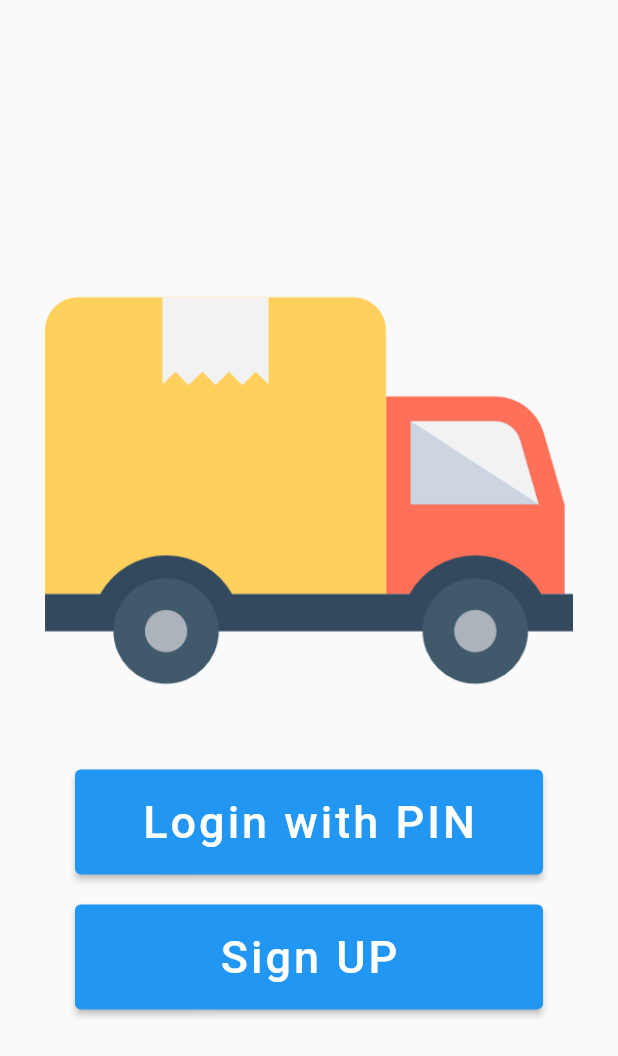
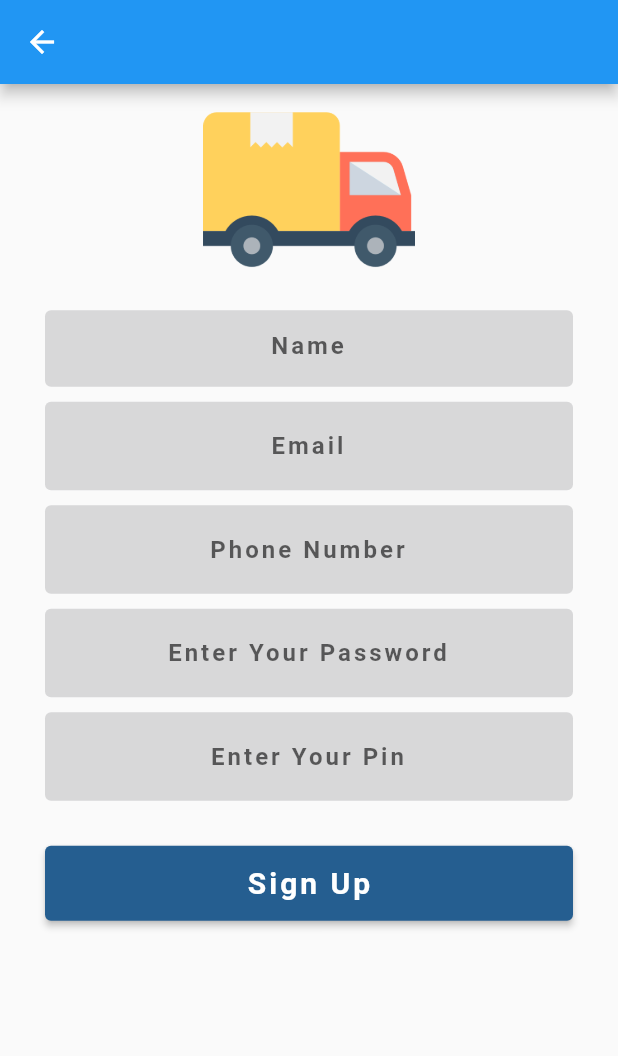
Before and after one commit to tiwariammit/Removals_flutter_apps, a Flutter app: the screen it shows after launch, after a tap on "Sign UP", on a phone screen of 412 x 824 dp. Shown: the top 1056 px of the screen. Run offline on Flutter 3.47's test engine with Material 2 defaults, Android fonts, the phone set to English and light mode, and no system bars.

Commit message:
Sign up page added!!!

```diff
--- /dev/null
+++ b/lib/SignUpWidget.dart
@@ -0,0 +1,188 @@
+import 'package:flutter/material.dart';
+import 'package:removals_flutter_app/Helper/ExtendedClass/HexColor.dart';
+
+class SignUpWidget extends StatefulWidget {
+  const SignUpWidget({Key? key}) : super(key: key);
+
+  @override
+  State<SignUpWidget> createState() => SignUpWidgetState();
+}
+
+class SignUpWidgetState extends State<SignUpWidget> {
+
+  late TextEditingController emailTEC = TextEditingController();
+  late TextEditingController nameTEC = TextEditingController();
+  late TextEditingController phoneTEC = TextEditingController();
+  late TextEditingController passwordTEC = TextEditingController();
+  late TextEditingController pinTEC = TextEditingController();
+
+  String email = "Email";
+  String name = "Name";
+  String phone = "Phone Number";
+  String password = "Enter Your Password";
+  String pin = "Enter Your Pin";
+
+  //Color
+  final String textfieldFillColor = "#D8D8D9";
+  final String buttonColor = "#255E90";
+
+  @override
+  Widget build(BuildContext context) {
+    return Scaffold(
+      // resizeToAvoidBottomInset: false,
+      // backgroundColor: Colors.grey[900],
+      appBar: AppBar(
+
+      ),
+      body:
+      Padding(
+        padding: EdgeInsets.fromLTRB(30, 0, 30, 0),
+        child: SingleChildScrollView(
+          child: Column(
+            // mainAxisAlignment: AxisDirection.,
+            crossAxisAlignment: CrossAxisAlignment.stretch,
+            children: [
+              AspectRatio(aspectRatio: 2.5/1,
+              child: Image.asset("assets/image/deliveryTruck.png"),
+                  ),
+
+              SizedBox(height: 10,),
+
+              TextField(
+                controller: nameTEC,
+                textAlign: TextAlign.center,
+                style: TextStyle(
+                  letterSpacing: 2,
+                  fontWeight: FontWeight.bold,
+                  height: 0.7,
+                ),
+                decoration: InputDecoration(
+                    filled: true,
+                    fillColor: HexColor(textfieldFillColor),
+                    border: OutlineInputBorder(
+                      borderSide: BorderSide.none,
+                      // borderRadius: BorderRadius.circular(0)
+                    ),
+                    hintText: name,
+                    hintStyle: TextStyle(
+                      letterSpacing: 2,
+                      fontWeight: FontWeight.bold,
+                    )
+                ),
+              ),
+
+              SizedBox(height: 10,),
+              TextField(
+                controller: emailTEC,
+                textAlign: TextAlign.center,
+                style: TextStyle(
+                  letterSpacing: 2,
+                  fontWeight: FontWeight.bold,
+                ),
+                decoration: InputDecoration(
+                  filled: true,
+                  fillColor: HexColor(textfieldFillColor),//Colors.grey[350],
+                  border: OutlineInputBorder(
+                      borderSide: BorderSide.none,
+                      // borderRadius: BorderRadius.circular(0)
+                  ),
+                  hintText: email,
+                  hintStyle: TextStyle(
+                    letterSpacing: 2,
+                    fontWeight: FontWeight.bold,
+                  )
+                ),
+              ),
+
+              SizedBox(height: 10,),
+              TextField(
+                controller: phoneTEC,
+                textAlign: TextAlign.center,
+                style: TextStyle(
+                  letterSpacing: 2,
+                  fontWeight: FontWeight.bold,
+                ),
+                decoration: InputDecoration(
+                    filled: true,
+                    fillColor: HexColor(textfieldFillColor),//Colors.grey[350],
+                    border: OutlineInputBorder(
+                      borderSide: BorderSide.none,
+                      // borderRadius: BorderRadius.circular(0)
+                    ),
+                    hintText: phone,
+                    hintStyle: TextStyle(
+                      letterSpacing: 2,
+                      fontWeight: FontWeight.bold,
+                    )
+                ),
+              ),
+
+              SizedBox(height: 10,),
+              TextField(
+                controller: passwordTEC,
+                textAlign: TextAlign.center,
+                style: TextStyle(
+                  letterSpacing: 2,
+                  fontWeight: FontWeight.bold,
+                ),
+                decoration: InputDecoration(
+                    filled: true,
+                    fillColor: HexColor(textfieldFillColor),//Colors.grey[350],
+                    border: OutlineInputBorder(
+                      borderSide: BorderSide.none,
+                      // borderRadius: BorderRadius.circular(0)
+                    ),
+                    hintText: password,
+                    hintStyle: TextStyle(
+                      letterSpacing: 2,
+                      fontWeight: FontWeight.bold,
+                    )
+                ),
+              ),
+
+              SizedBox(height: 10,),
+              TextField(
+                controller: pinTEC,
+                textAlign: TextAlign.center,
+                style: TextStyle(
+                  letterSpacing: 2,
+                  fontWeight: FontWeight.bold,
+                ),
+                decoration: InputDecoration(
+                    filled: true,
+                    fillColor: HexColor(textfieldFillColor),//Colors.grey[350],
+                    border: OutlineInputBorder(
+                      borderSide: BorderSide.none,
+                      // borderRadius: BorderRadius.circular(0)
+                    ),
+                    hintText: pin,
+                    hintStyle: TextStyle(
+                      letterSpacing: 2,
+                      fontWeight: FontWeight.bold,
+                    )
+                ),
+              ),
+
+              SizedBox(height: 30,),
+              Container(
+                height: 50,
+                child: ElevatedButton(onPressed: (){},
+                  style: ButtonStyle(
+                    backgroundColor: MaterialStateProperty.all(HexColor(buttonColor)
+                    ),
+                  ),
+                    child: Text("Sign Up",
+                      style: TextStyle(
+                        fontWeight: FontWeight.bold,
+                        letterSpacing: 2,
+                        fontSize: 20,
+                      ),),
+                ),
+              ),
+            ],
+          ),
+        ),
+      ),
+    );
+  }
+}
--- a/lib/main.dart
+++ b/lib/main.dart
@@ -1,4 +1,7 @@
 import 'package:flutter/material.dart';
+import 'package:removals_flutter_app/Helper/ExtendedClass/HexColor.dart';
+import 'package:removals_flutter_app/SignUpWidget.dart';
+import 'package:removals_flutter_app/Helper/ExtendedClass/HexColor.dart';
 
 
 void main() {
@@ -20,6 +23,8 @@ class HomeWidget extends StatefulWidget {
 
 class HomeWidgetState extends State<HomeWidget> {
 
+  final String buttonColor = "#255E90";
+
   @override
   Widget build(BuildContext context) {
     return Scaffold(
@@ -39,7 +44,6 @@ class HomeWidgetState extends State<HomeWidget> {
 
             children: [
               Image.asset('assets/image/deliveryTruck.png'),
-
               Padding(
                 padding: const EdgeInsets.fromLTRB(20, 10, 20, 0),
                 child: SizedBox(
@@ -55,6 +59,7 @@ class HomeWidgetState extends State<HomeWidget> {
                       ),
                     ),
                     style: ButtonStyle(
+                      backgroundColor: MaterialStateProperty.all(HexColor(buttonColor)),
 
                     ),
                   ),
@@ -65,7 +70,10 @@ class HomeWidgetState extends State<HomeWidget> {
                 child: SizedBox(
                   height: 70,
                   child: ElevatedButton(onPressed: (){
-
+                    Navigator.push(
+                        context,
+                      MaterialPageRoute(builder: (context) => SignUpWidget())
+                    );
                   },
                     child: Text("Sign UP",
                       style: TextStyle(
@@ -75,6 +83,7 @@ class HomeWidgetState extends State<HomeWidget> {
                       ),
                     ),
                     style: ButtonStyle(
+                      backgroundColor: MaterialStateProperty.all(HexColor(buttonColor)),
 
                     ),
                   ),
```
Also changed, not shown: lib/Helper/ExtendedClass/HexColor.dart (renamed from Helper/Extended Class/HexColor.dart).
